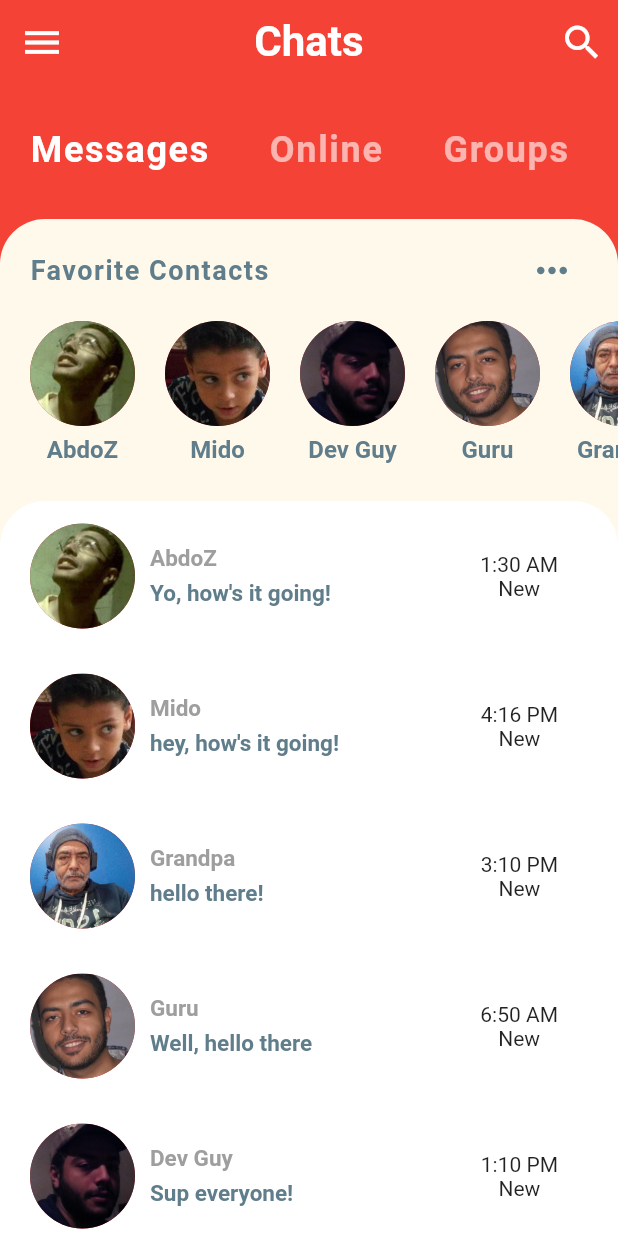
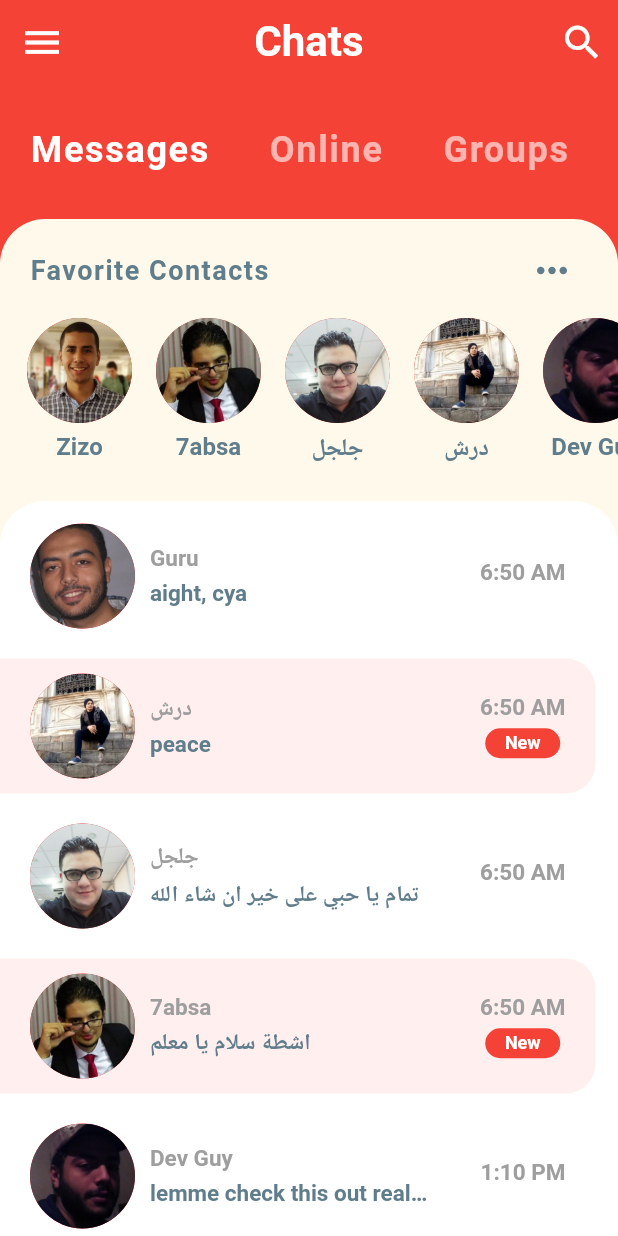
Before and after one commit to AbdoZDGaia/ChatIsFun, a Flutter app: the screen it shows after launch, on a phone screen of 412 x 824 dp. Run offline on Flutter 3.47's test engine with Material 2 defaults, Android fonts, the phone set to English and light mode, and no system bars.

Commit message:
implemented the chat on avatar click method + added chat screen

```diff
--- a/lib/models/messages.dart
+++ b/lib/models/messages.dart
@@ -17,16 +17,16 @@ class Message {
 }
 
 //Pre-defined Users --------------------
-final User abdoz = User(
+final User currentUser = User(
   id: 1,
   imageUrl: 'assets/images/abdoz.jpg',
   name: 'AbdoZ',
 );
 
-final User mido = User(
+final User zizo = User(
   id: 2,
-  imageUrl: 'assets/images/mido.jpg',
-  name: 'Mido',
+  imageUrl: 'assets/images/zizo.jpg',
+  name: 'Zizo',
 );
 
 final User gramps = User(
@@ -36,56 +36,135 @@ final User gramps = User(
 );
 
 final User guru = User(
-  id: 1,
+  id: 4,
   imageUrl: 'assets/images/guru.jpg',
   name: 'Guru',
 );
 
 final User devguy = User(
-  id: 1,
+  id: 5,
   imageUrl: 'assets/images/devguy.jpg',
   name: 'Dev Guy',
+);
+
+final User habsa = User(
+  id: 6,
+  imageUrl: 'assets/images/habsa.jpg',
+  name: '7absa',
+);
+
+final User gelgel = User(
+  id: 7,
+  imageUrl: 'assets/images/gelgel.jpg',
+  name: 'جلجل',
+);
+
+final User disha = User(
+  id: 8,
+  imageUrl: 'assets/images/disha.jpg',
+  name: 'درش',
 );
 //--------------------------------------
 
 //Pre-defined Favourites
-List<User> favorites = [abdoz, mido, devguy, guru, gramps];
+List<User> favorites = [zizo, habsa, gelgel, disha, devguy, guru, gramps];
 
 //Pre-defined chats
 List<Message> chats = [
   Message(
-    sender: abdoz,
-    text: 'Yo, how\'s it going!',
-    time: '1:30 AM',
-    isLiked: true,
-    unread: false,
-  ),
-  Message(
-    sender: mido,
-    text: 'hey, how\'s it going!',
-    time: '4:16 PM',
-    isLiked: false,
-    unread: true,
-  ),
-  Message(
-    sender: gramps,
-    text: 'hello there!',
-    time: '3:10 PM',
-    isLiked: false,
-    unread: false,
-  ),
-  Message(
     sender: guru,
-    text: 'Well, hello there',
+    text: 'aight, cya',
     time: '6:50 AM',
     isLiked: false,
     unread: false,
   ),
   Message(
+    sender: disha,
+    text: 'peace',
+    time: '6:50 AM',
+    isLiked: false,
+    unread: true,
+  ),
+  Message(
+    sender: gelgel,
+    text: 'تمام يا حبي على خير ان شاء الله',
+    time: '6:50 AM',
+    isLiked: true,
+    unread: false,
+  ),
+  Message(
+    sender: habsa,
+    text: 'اشطة سلام يا معلم',
+    time: '6:50 AM',
+    isLiked: false,
+    unread: true,
+  ),
+  Message(
     sender: devguy,
-    text: 'Sup everyone!',
+    text: 'lemme check this out real quick',
     time: '1:10 PM',
     isLiked: false,
     unread: false,
   ),
+  Message(
+    sender: gramps,
+    text: 'حاضر حاشوف و ارد عليك',
+    time: '3:10 PM',
+    isLiked: false,
+    unread: true,
+  ),
+  Message(
+    sender: zizo,
+    text: 'Okay I\'m downstairs atm, pick me up',
+    time: '4:16 PM',
+    isLiked: false,
+    unread: true,
+  ),
 ];
+
+//Pre-defined messages
+List<Message> messages = [
+  Message(
+    sender: zizo,
+    time: '5:30 PM',
+    text: 'Okay I\'m downstairs atm, pick me up',
+    isLiked: true,
+    unread: true,
+  ),
+  Message(
+    sender: zizo,
+    time: '4:30 PM',
+    text: 'maybe, up for some coffee?!',
+    isLiked: false,
+    unread: true,
+  ),
+  Message(
+    sender: currentUser,
+    time: '3:45 PM',
+    text:
+        'Is there something in particular in mind that you wanna do to break the curse?',
+    isLiked: false,
+    unread: true,
+  ),
+  Message(
+    sender: zizo,
+    time: '3:15 PM',
+    text: 'nothing, NOTHING AT ALL!',
+    isLiked: true,
+    unread: true,
+  ),
+  Message(
+    sender: currentUser,
+    time: '2:30 PM',
+    text: 'dang! What did you do all day?',
+    isLiked: false,
+    unread: true,
+  ),
+  Message(
+    sender: zizo,
+    time: '2:00 PM',
+    text: 'I wasted so much time today.',
+    isLiked: false,
+    unread: true,
+  ),
+];
--- a/lib/widgets/favorite_contacts.dart
+++ b/lib/widgets/favorite_contacts.dart
@@ -1,4 +1,5 @@
 import 'package:chatisfun/models/messages.dart';
+import 'package:chatisfun/widgets/chat_screen.dart';
 import 'package:flutter/material.dart';
 
 class FavortieContacts extends StatelessWidget {
@@ -38,13 +39,23 @@ class FavortieContacts extends StatelessWidget {
               scrollDirection: Axis.horizontal,
               itemCount: favorites.length,
               itemBuilder: (BuildContext context, int index) {
-                return Padding(
-                  padding: const EdgeInsets.all(10.0),
+                return GestureDetector(
+                  onTap: () => Navigator.push(
+                    context,
+                    MaterialPageRoute(
+                      builder: (_) => ChatScreen(
+                        user: favorites[index],
+                      ),
+                    ),
+                  ),
+                  child: Padding(
+                    padding: const EdgeInsets.all(8.0),
                     child: Column(
                       children: <Widget>[
                         CircleAvatar(
                           radius: 35.0,
-                        backgroundImage: AssetImage(favorites[index].imageUrl),
+                          backgroundImage:
+                              AssetImage(favorites[index].imageUrl),
                         ),
                         SizedBox(
                           height: 6.0,
@@ -59,6 +70,7 @@ class FavortieContacts extends StatelessWidget {
                         ),
                       ],
                     ),
+                  ),
                 );
               },
             ),
--- a/lib/widgets/recent_chats.dart
+++ b/lib/widgets/recent_chats.dart
@@ -1,4 +1,5 @@
 import 'package:chatisfun/models/messages.dart';
+import 'package:chatisfun/widgets/chat_screen.dart';
 import 'package:flutter/material.dart';
 
 class RecentChats extends StatelessWidget {
@@ -23,9 +24,25 @@ class RecentChats extends StatelessWidget {
             itemBuilder: (BuildContext context, int index) {
               final Message chat = chats[index];
               //row inside row --- to make space between time and actual message (mainAxisAlignment of the parent row)
-              return Container(
-                margin: EdgeInsets.only(top: 5.0, bottom: 5.0, right: 20.0),
-                padding: EdgeInsets.symmetric(vertical: 10.0, horizontal: 20.0),
+              return GestureDetector(
+                onTap: () => Navigator.push(
+                  context,
+                  MaterialPageRoute(
+                    builder: (_) => ChatScreen(
+                      user: chat.sender,
+                    ),
+                  ),
+                ),
+                child: Container(
+                  margin: EdgeInsets.only(top: 5.0, bottom: 5.0, right: 15.0),
+                  padding:
+                      EdgeInsets.symmetric(vertical: 10.0, horizontal: 20.0),
+                  decoration: BoxDecoration(
+                      color: chat.unread ? Color(0xffffefee) : Colors.white,
+                      borderRadius: BorderRadius.only(
+                        topRight: Radius.circular(20.0),
+                        bottomRight: Radius.circular(20.0),
+                      )),
                   child: Row(
                     mainAxisAlignment: MainAxisAlignment.spaceBetween,
                     children: <Widget>[
@@ -70,11 +87,40 @@ class RecentChats extends StatelessWidget {
                       ),
                       Column(
                         children: <Widget>[
-                        Text(chat.time),
-                        Text('New'),
+                          Text(
+                            chat.time,
+                            style: TextStyle(
+                                fontSize: 15.0,
+                                fontWeight: FontWeight.bold,
+                                color: Colors.grey),
+                          ),
+                          SizedBox(
+                            height: 5.0,
+                          ),
+                          chat.unread
+                              ? Container(
+                                  decoration: BoxDecoration(
+                                    color: Theme.of(context).primaryColor,
+                                    borderRadius: BorderRadius.circular(30.0),
+                                  ),
+                                  width: 50.0,
+                                  height: 20.0,
+                                  alignment: Alignment.center,
+                                  child: Text(
+                                    'New',
+                                    style: TextStyle(
+                                      color: Colors.white,
+                                      fontSize: 12.0,
+                                      fontWeight: FontWeight.bold,
+                                    ),
+                                  ),
+                                )
+                              // : Text(''),
+                              : SizedBox.shrink(),
                         ],
                       )
                     ],
+                  ),
                 ),
               );
             },
--- a/pubspec.yaml
+++ b/pubspec.yaml
@@ -23,6 +23,7 @@ environment:
 dependencies:
   flutter:
     sdk: flutter
+  darq: ^0.4.0+1
 
 
   # The following adds the Cupertino Icons font to your application.
```
Also changed, not shown: lib/widgets/chat_screen.dart (added, +103 -0 lines), assets/images/disha.jpg (added), assets/images/gelgel.jpg (added), assets/images/habsa.jpg (added), assets/images/zizo.jpg (added), pubspec.lock. Lines whose indentation alone changed are shown as unchanged.
